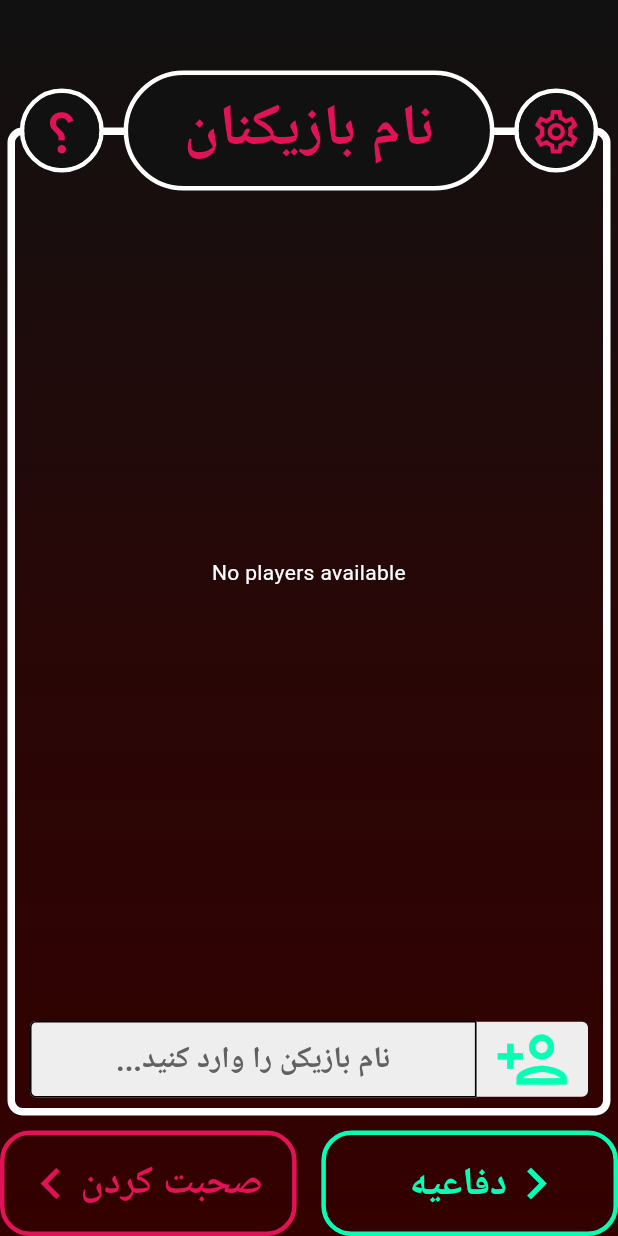
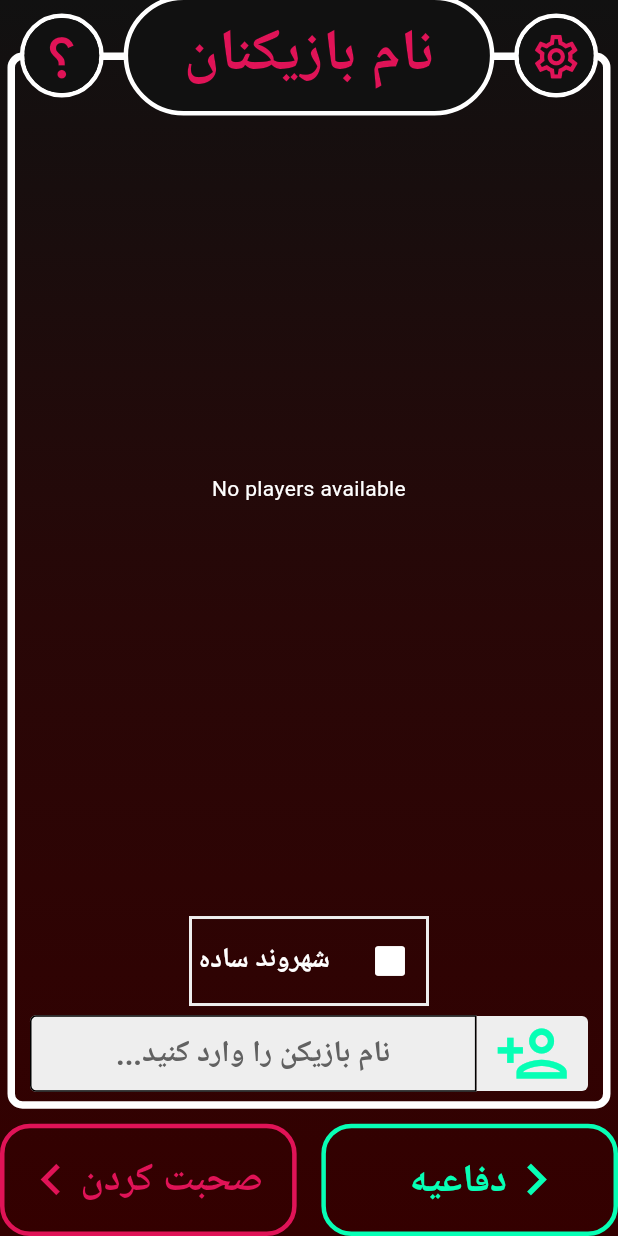
Before and after one commit to MHMDHSiN83/mafia_killer, a Flutter app: the screen it shows after launch, after a tap on the "play arrow" icon, on a phone screen of 412 x 824 dp. Run offline on Flutter 3.47's test engine with Material 3 defaults, Android fonts, the light colour scheme and no system bars; our stand-ins replace isar; accounts and stored records are empty; generated files the repository leaves out were written again.

Commit message:
add role class and created role selection tile

```diff
--- a/lib/components/page_frame.dart
+++ b/lib/components/page_frame.dart
@@ -48,7 +48,8 @@ class PageFrame extends StatelessWidget {
 
   @override
   Widget build(BuildContext context) {
-    return Container(
+    return SafeArea(
+      child: Container(
         decoration: const BoxDecoration(
             gradient: LinearGradient(
           begin: Alignment.topCenter,
@@ -62,16 +63,16 @@ class PageFrame extends StatelessWidget {
         )),
         child: Column(
           children: [
-          SizedBox(
-            height: 50,
-          ),
+            //const SizedBox(
+            //  height: 50,
+            //),
             Expanded(
               flex: 20,
               child: Stack(
                 clipBehavior: Clip.none,
                 children: [
                   Container(
-                  margin: EdgeInsets.fromLTRB(5, 35, 5, 10),
+                    margin: const EdgeInsets.fromLTRB(5, 35, 5, 10),
                     decoration: BoxDecoration(
                       border: Border.all(color: Colors.white, width: 5),
                       borderRadius: BorderRadius.circular(10),
@@ -98,15 +99,15 @@ class PageFrame extends StatelessWidget {
                               ),
                             ),
                             child: CircleAvatar(
-                            backgroundColor: Color(0xFF111111),
+                              backgroundColor: const Color(0xFF111111),
                               radius: 25, // Size of the circular button
 
                               child: IconButton(
-                              icon: Icon(
+                                icon: const Icon(
                                   Icons.settings_outlined,
                                   size: 35,
                                 ),
-                              color: Color(0xFFE01357),
+                                color: const Color(0xFFE01357),
                                 onPressed: () {
                                   print('Icon Button Pressed');
                                 },
@@ -124,7 +125,7 @@ class PageFrame extends StatelessWidget {
                             height: 80,
                             //padding: EdgeInsets.symmetric(horizontal: 10),
                             decoration: BoxDecoration(
-                              color: Color(0xFF111111),
+                                color: const Color(0xFF111111),
                                 borderRadius: BorderRadius.circular(40),
                                 border: Border.all(
                                   color: Colors.white,
@@ -136,7 +137,7 @@ class PageFrame extends StatelessWidget {
                                 style: TextStyle(
                                   fontSize: determineTitleFontsize(),
                                   fontWeight: FontWeight.bold,
-                                color: Color(0xFFE01357),
+                                  color: const Color(0xFFE01357),
                                 ),
                               ),
                             ),
@@ -157,20 +158,20 @@ class PageFrame extends StatelessWidget {
                               ),
                             ),
                             child: CircleAvatar(
-                            backgroundColor: Color(0xFF111111),
+                              backgroundColor: const Color(0xFF111111),
                               radius: 25,
                               child: Center(
                                 child: IconButton(
                                   icon: Transform(
                                     alignment: Alignment.center,
                                     transform: Matrix4.rotationY(math.pi),
-                                  child: Icon(
+                                    child: const Icon(
                                       Icons.question_mark,
                                       size: 35,
                                       opticalSize: 100,
                                     ),
                                   ),
-                                color: Color(0xFFE01357),
+                                  color: const Color(0xFFE01357),
                                   onPressed: () {
                                     print('Icon Button Pressed');
                                   },
@@ -201,7 +202,7 @@ class PageFrame extends StatelessWidget {
                       icon: rightButtonIcon,
                     ),
                   ),
-                Spacer(
+                  const Spacer(
                     flex: 1,
                   ),
                   Expanded(
@@ -219,6 +220,7 @@ class PageFrame extends StatelessWidget {
             ),
           ],
         ),
+      ),
     );
   }
 }
--- a/lib/components/player_tile.dart
+++ b/lib/components/player_tile.dart
@@ -1,11 +1,10 @@
 import 'package:flutter/material.dart';
 import 'package:mafia_killer/components/checkbox.dart';
 import 'package:mafia_killer/components/dialogbox.dart';
-import 'package:mafia_killer/models/app_handler.dart';
 import 'package:mafia_killer/databases/player.dart';
 import 'package:mafia_killer/themes/app_color.dart';
-import 'package:provider/provider.dart';
 
+// ignore: must_be_immutable
 class PlayerTile extends StatefulWidget {
   Player player;
   PlayerTile({super.key, required this.player});
@@ -17,9 +16,7 @@ class PlayerTile extends StatefulWidget {
 class _PlayerTileState extends State<PlayerTile> {
   TextEditingController controller = TextEditingController();
   void onChanged(bool? value) async {
-    print(widget.player.doesParticipate);
     await Player.changePlayerStatus(widget.player);
-    print(widget.player.doesParticipate);
   }
 
   void removePlayer() {
@@ -61,7 +58,7 @@ class _PlayerTileState extends State<PlayerTile> {
           borderRadius: BorderRadius.circular(5)),
       height: 60.0,
       child: Padding(
-        padding: EdgeInsets.all(5.0),
+        padding: const EdgeInsets.all(5.0),
         child: Row(
           mainAxisAlignment: MainAxisAlignment.spaceBetween,
           children: [
@@ -81,7 +78,7 @@ class _PlayerTileState extends State<PlayerTile> {
                     ),
                   ),
                 ),
-                SizedBox(
+                const SizedBox(
                   width: 5,
                 ),
               ],
@@ -101,7 +98,7 @@ class _PlayerTileState extends State<PlayerTile> {
                 IconButton(
                   padding: EdgeInsets.zero,
                   onPressed: removePlayer,
-                  icon: Icon(
+                  icon: const Icon(
                     Icons.delete,
                     size: 35,
                     color: AppColors.redColor,
--- /dev/null
+++ b/lib/components/role_selection_tile.dart
@@ -0,0 +1,45 @@
+import 'package:flutter/material.dart';
+import 'package:mafia_killer/components/checkbox.dart';
+import 'package:mafia_killer/models/role.dart';
+
+// ignore: must_be_immutable
+class RoleSelectionTile extends StatefulWidget {
+  RoleSelectionTile({super.key, required this.role, required this.onTap});
+  Role role;
+  VoidCallback onTap;
+  @override
+  State<RoleSelectionTile> createState() => _RoleSelectionTileState();
+}
+
+class _RoleSelectionTileState extends State<RoleSelectionTile> {
+  @override
+  Widget build(BuildContext context) {
+    return Container(
+      //margin: const EdgeInsets.symmetric(vertical: 10, horizontal: 30),
+      padding: EdgeInsets.zero,
+      width: 160,
+      decoration: BoxDecoration(
+          border: Border.all(
+        color: Theme.of(context).colorScheme.inversePrimary,
+        width: 2,
+      )),
+      child: Center(
+        child: ListTile(
+          contentPadding: EdgeInsets.zero,
+          leading: MyCheckBox(
+            isChecked: widget.role.isInGame,
+            onChanged: (example) {},
+            scale: 1.1,
+          ),
+          title: Text(
+            widget.role.name,
+            style: const TextStyle(
+              fontSize: 18,
+              fontWeight: FontWeight.bold,
+            ),
+          ),
+        ),
+      ),
+    );
+  }
+}
--- a/lib/main.dart
+++ b/lib/main.dart
@@ -10,13 +10,13 @@ import 'package:flutter_localizations/flutter_localizations.dart';
 
 void main() {
   runApp(MultiProvider(
-      providers: [
-        ChangeNotifierProvider<AppHandler>(create: (context) => AppHandler()),
-        ChangeNotifierProvider<Player>(create: (context) => Player.static()),
-      ],
-    child: Directionality(
+    providers: [
+      ChangeNotifierProvider<AppHandler>(create: (context) => AppHandler()),
+      ChangeNotifierProvider<Player>(create: (context) => Player.static()),
+    ],
+    child: const Directionality(
+      textDirection: TextDirection.rtl,
       child: MyApp(),
-      textDirection: TextDirection.rtl,
     ),
   ));
 }
@@ -27,23 +27,24 @@ class MyApp extends StatelessWidget {
   @override
   Widget build(BuildContext context) {
     return MaterialApp(
-      localizationsDelegates: [
+      localizationsDelegates: const [
         GlobalCupertinoLocalizations.delegate,
         GlobalMaterialLocalizations.delegate,
         GlobalWidgetsLocalizations.delegate,
       ],
-      supportedLocales: [
+      supportedLocales: const [
         Locale("fa", "IR"), // OR Locale('ar', 'AE') OR Other RTL locales
       ],
-      locale: Locale("fa", "IR"), // OR Locale('ar', 'AE') OR Other RTL locales,
+      locale: const Locale(
+          "fa", "IR"), // OR Locale('ar', 'AE') OR Other RTL locales,
       debugShowCheckedModeBanner: false,
       home: const IntroPage(),
       //theme: ThemeData(fontFamily: 'Negar'),
       theme: darkMode,
       routes: {
         '/intro_page': (context) => const IntroPage(),
-        '/players_page': (context) => PlayersPage(),
-        '/game_settings_page': (context) => GameSettingsPage(),
+        '/players_page': (context) => const PlayersPage(),
+        '/game_settings_page': (context) => const GameSettingsPage(),
       },
     );
   }
--- /dev/null
+++ b/lib/models/role.dart
@@ -0,0 +1,11 @@
+class Role {
+  late String name;
+  late String description;
+  late bool isInGame;
+
+  Role(this.name, this.description) {
+    isInGame = false;
+  }
+
+  void changeRoleStatus(Role role) {}
+}
--- a/lib/pages/game_settings_page.dart
+++ b/lib/pages/game_settings_page.dart
@@ -9,7 +9,7 @@ import 'package:mafia_killer/themes/app_color.dart';
 import 'package:provider/provider.dart';
 
 class GameSettingsPage extends StatefulWidget {
-  GameSettingsPage({super.key});
+  const GameSettingsPage({super.key});
 
   @override
   State<GameSettingsPage> createState() => _GameSettingsPageState();
@@ -92,7 +92,7 @@ class _GameSettingsPageState extends State<GameSettingsPage> {
         rightButtonOnTap: () => Navigator.pushNamed(context, '/intro_page'),
         //rightButtonIcon: Icons.keyboard_arrow_down_outlined,
         child: ListView(
-          padding: EdgeInsets.symmetric(
+          padding: const EdgeInsets.symmetric(
             horizontal: 20,
             vertical: 50,
           ),
@@ -187,7 +187,8 @@ class _GameSettingsPageState extends State<GameSettingsPage> {
                     });
                   },
                   child: Container(
-                    padding: EdgeInsets.symmetric(horizontal: 25, vertical: 2),
+                    padding:
+                        const EdgeInsets.symmetric(horizontal: 25, vertical: 2),
                     decoration: BoxDecoration(
                         border: Border.all(
                           color: gameSettings['soundEffect']
--- a/lib/pages/players_page.dart
+++ b/lib/pages/players_page.dart
@@ -2,13 +2,15 @@ import 'package:flutter/material.dart';
 import 'package:mafia_killer/components/my_outlined_button.dart';
 import 'package:mafia_killer/components/page_frame.dart';
 import 'package:mafia_killer/components/player_tile.dart';
+import 'package:mafia_killer/components/role_selection_tile.dart';
 import 'package:mafia_killer/models/app_handler.dart';
 import 'package:mafia_killer/databases/player.dart';
+import 'package:mafia_killer/models/role.dart';
 import 'package:mafia_killer/themes/app_color.dart';
 import 'package:provider/provider.dart';
 
 class PlayersPage extends StatefulWidget {
-  PlayersPage({super.key});
+  const PlayersPage({super.key});
 
   @override
   State<PlayersPage> createState() => _PlayersPageState();
@@ -56,12 +58,12 @@ class _PlayersPageState extends State<PlayersPage> {
                     } else {
                       final players = snapshot.data!;
                       return ListView.builder(
-                        padding:
-                            EdgeInsets.symmetric(vertical: 50, horizontal: 15),
+                        padding: const EdgeInsets.symmetric(
+                            vertical: 50, horizontal: 15),
                         itemCount: players.length,
                         itemBuilder: (context, index) {
                           return Container(
-                            margin: EdgeInsets.symmetric(vertical: 5),
+                            margin: const EdgeInsets.symmetric(vertical: 5),
                             child: PlayerTile(
                               player: players[index],
                             ),
@@ -70,6 +72,10 @@ class _PlayersPageState extends State<PlayersPage> {
                       );
                     }
                   }),
+            ),
+            RoleSelectionTile(
+              onTap: () {},
+              role: Role("شهروند ساده", "salam"),
             ),
             Expanded(
               flex: 1,
@@ -82,7 +88,7 @@ class _PlayersPageState extends State<PlayersPage> {
                     child: Container(
                         decoration: BoxDecoration(
                           color: Theme.of(context).colorScheme.inversePrimary,
-                          borderRadius: BorderRadius.only(
+                          borderRadius: const BorderRadius.only(
                             bottomRight: Radius.circular(4),
                             topRight: Radius.circular(4),
                           ),
@@ -92,7 +98,7 @@ class _PlayersPageState extends State<PlayersPage> {
                             onPressed: () {
                               addPlayer();
                             },
-                            icon: Icon(
+                            icon: const Icon(
                               Icons.person_add_outlined,
                               color: AppColors.greenColor,
                               size: 50,
--- a/lib/themes/dark_mode.dart
+++ b/lib/themes/dark_mode.dart
@@ -2,9 +2,9 @@ import 'package:flutter/material.dart';
 
 ThemeData darkMode = ThemeData(
   colorScheme: ColorScheme.dark(
-    surface: Color.fromRGBO(17, 7, 7, 1),
+    surface: const Color.fromRGBO(17, 7, 7, 1),
     //primary: const Color.fromARGB(255, 40, 40, 40),
-    primary: Color(0xFF382E2E),
+    primary: const Color(0xFF382E2E),
     secondary: Colors.grey.shade800,
     //secondary: Color(0xFF707070),
     tertiary: Colors.grey.shade700,
```
Also changed, not shown: pubspec.lock. Lines whose indentation alone changed are shown as unchanged.
